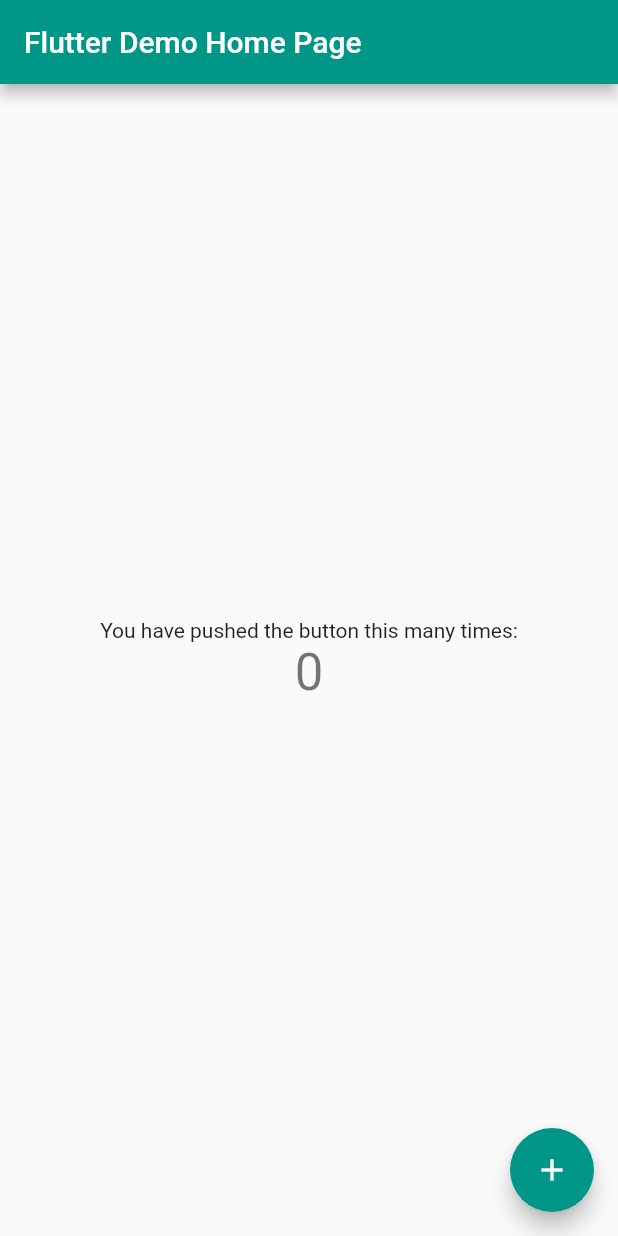
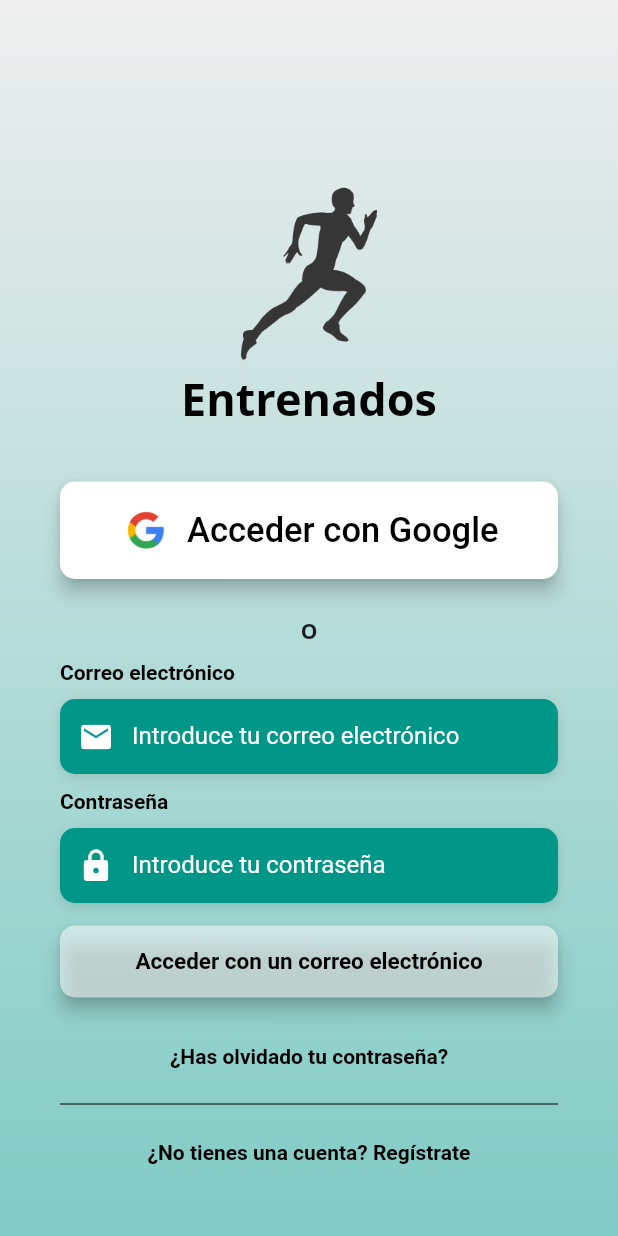
Before and after one commit to raulruval/entrenados, a Flutter app: the screen it shows after launch, on a phone screen of 412 x 824 dp. Run offline on Flutter 3.47's test engine with Material 2 defaults, Android fonts, the phone set to English and light mode, and no system bars; our stand-ins replace cloud_firestore, google_sign_in; accounts and stored records are empty; Roboto replaces fonts that are missing (OpenSans).

Commit message:
it1-v1.0
Página de inicio de sesión e inicio con Google resuelto.

```diff
--- a/entrenados/lib/main.dart
+++ b/entrenados/lib/main.dart
@@ -1,3 +1,4 @@
+import 'package:entrenados/pages/inicio.dart';
 import 'package:flutter/material.dart';
 
 void main() => runApp(MyApp());
@@ -7,11 +8,12 @@
   @override
   Widget build(BuildContext context) {
     return MaterialApp(
-      title: 'Flutter Demo',
+      title: 'Entrenados',
       theme: ThemeData(
+        fontFamily: 'Open Sans',
         primarySwatch: Colors.teal
       ),
-      home: MyHomePage(title: 'Flutter Demo Home Page'),
+      home: Inicio(),
     );
   }
 }
@@ -25,39 +27,10 @@
 }
 
 class _MyHomePageState extends State<MyHomePage> {
-  int _counter = 0;
-
-  void _incrementCounter() {
-    setState(() {
-      _counter++;
-    });
-  }
 
   @override
   Widget build(BuildContext context) {
     return Scaffold(
-      appBar: AppBar(
-        title: Text(widget.title),
-      ),
-      body: Center(
-        child: Column(
-          mainAxisAlignment: MainAxisAlignment.center,
-          children: <Widget>[
-            Text(
-              'You have pushed the button this many times:',
-            ),
-            Text(
-              '$_counter',
-              style: Theme.of(context).textTheme.display1,
-            ),
-          ],
-        ),
-      ),
-      floatingActionButton: FloatingActionButton(
-        onPressed: _incrementCounter,
-        tooltip: 'Increment',
-        child: Icon(Icons.add),
-      ),
     );
   }
 }
--- a/entrenados/lib/pages/inicio.dart
+++ b/entrenados/lib/pages/inicio.dart
@@ -0,0 +1,334 @@
+import 'package:cloud_firestore/cloud_firestore.dart';
+import 'package:entrenados/utils/constants.dart';
+import 'package:flutter/material.dart';
+import 'package:flutter/services.dart';
+import 'package:google_sign_in/google_sign_in.dart';
+
+final GoogleSignIn googleSignIn = GoogleSignIn();
+final usersRef = Firestore.instance.collection("users");
+final DateTime timestamp = DateTime.now();
+
+class Inicio extends StatefulWidget {
+  @override
+  _InicioState createState() => _InicioState();
+}
+
+class _InicioState extends State<Inicio> {
+  bool validacion = false;
+
+  @override
+  void initState() {
+    super.initState();
+    // Detecta cuando un usuario inicia sesión.
+    googleSignIn.onCurrentUserChanged.listen((cuenta) {
+      handleSignIn(cuenta);
+    }, onError: (err) {
+      print('Error al iniciar session: $err');
+    });
+    // Reautenticar usuario cuando vuelve a reabrir la app
+
+    googleSignIn
+        .signInSilently(suppressErrors: false)
+        .then((cuenta) {})
+        .catchError((err) {
+      print('Error al iniciar session: $err');
+    });
+  }
+
+  login() {
+    googleSignIn.signIn();
+  }
+
+  logout() {
+    googleSignIn.signOut();
+  }
+
+  handleSignIn(GoogleSignInAccount account) async {
+    if (account != null) {
+      // await crearUsuarioEnFirestore();
+      setState(() {
+        validacion = true;
+      });
+      // configurePushNotification();
+    } else {
+      setState(() {
+        validacion = false;
+      });
+    }
+  }
+
+  // crearUsuarioEnFirestore() async{
+  //   // 1)Comprueba si el usuario existe en la colección de firebase.
+  //   final GoogleSignInAccount user = googleSignIn.currentUser;
+  //   DocumentSnapshot doc = await usersRef.document(user.id).get();
+  //   // 2) Si el usuario no existe, lo llevamos a la página de crear cuenta(google).
+  //   if (!doc.exists) {
+  //     final username = await Navigator.push(
+  //         context, MaterialPageRoute(builder: (context) => CrearCuenta()));
+  //   // 3) Cogemos el nombre del usuario y lo metemos en la colección.
+  //    usersRef.document(user.id).setData({
+  //       "id": user.id,
+  //       "username": username,
+  //       "photoUrl": user.photoUrl,
+  //       "email": user.email,
+  //       "displayName": user.displayName,
+  //       "bio": "",
+  //       "timestamp": timestamp,
+  //     });
+  // }
+  // }
+
+  Widget buildValiacionScreen() {
+    return RaisedButton(
+      child: Text('Salir'),
+      onPressed: logout,
+    );
+  }
+
+  Widget _buildEmail() {
+    return Column(
+      crossAxisAlignment: CrossAxisAlignment.start,
+      children: <Widget>[
+        Text(
+          'Correo electrónico',
+          style: kLabelStyle,
+        ),
+        SizedBox(height: 10.0),
+        Container(
+          alignment: Alignment.centerLeft,
+          decoration: kBoxDecorationStyle,
+          height: 50.0,
+          child: TextField(
+            keyboardType: TextInputType.emailAddress,
+            style: TextStyle(
+              color: Colors.white,
+              fontFamily: 'OpenSans',
+            ),
+            decoration: InputDecoration(
+              border: InputBorder.none,
+              contentPadding: EdgeInsets.only(top: 14.0),
+              prefixIcon: Icon(
+                Icons.email,
+                color: Colors.white,
+              ),
+              hintText: 'Introduce tu correo electrónico',
+              hintStyle: kHintTextStyle,
+            ),
+          ),
+        ),
+      ],
+    );
+  }
+
+  Widget _buildPassword() {
+    return Column(
+      crossAxisAlignment: CrossAxisAlignment.start,
+      children: <Widget>[
+        Text(
+          'Contraseña',
+          style: kLabelStyle,
+        ),
+        SizedBox(height: 10.0),
+        Container(
+          alignment: Alignment.centerLeft,
+          decoration: kBoxDecorationStyle,
+          height: 50.0,
+          child: TextField(
+            obscureText: true,
+            style: TextStyle(
+              color: Colors.white,
+              fontFamily: 'OpenSans',
+            ),
+            decoration: InputDecoration(
+              border: InputBorder.none,
+              contentPadding: EdgeInsets.only(top: 14.0),
+              prefixIcon: Icon(
+                Icons.lock,
+                color: Colors.white,
+              ),
+              hintText: 'Introduce tu contraseña',
+              hintStyle: kHintTextStyle,
+            ),
+          ),
+        ),
+      ],
+    );
+  }
+
+  Widget _buildForgotPasswordBtn() {
+    return Container(
+      alignment: Alignment.center,
+      child: FlatButton(
+        onPressed: () => print('Botón has olvidado tu contraseña'),
+        child: Text(
+          '¿Has olvidado tu contraseña?',
+          style: kLabelStyle,
+        ),
+      ),
+    );
+  }
+
+  Widget _buildRegister() {
+    return Container(
+      alignment: Alignment.center,
+      child: FlatButton(
+        onPressed: () => print('Botón registrar'),
+        child: Text(
+          '¿No tienes una cuenta? Regístrate',
+          style: kLabelStyle,
+        ),
+      ),
+    );
+  }
+
+  Widget _buildLoginBtn() {
+    return Container(
+      padding: EdgeInsets.symmetric(vertical: 15.0),
+      width: double.infinity,
+      child: RaisedButton(
+        elevation: 5.0,
+        onPressed: () => print('Botón de login'),
+        padding: EdgeInsets.all(15.0),
+        shape: RoundedRectangleBorder(
+          borderRadius: BorderRadius.circular(10.0),
+        ),
+        color: Colors
+            .white54, // Cambiará a blanco cuando se haya introducido un email y contraseña (Pendiente de hacer)
+        child: Text(
+          'Acceder con un correo electrónico',
+          style: TextStyle(
+            color: Colors.black,
+            fontSize: 15.0,
+            fontWeight: FontWeight.bold,
+            fontFamily: 'OpenSans',
+          ),
+        ),
+      ),
+    );
+  }
+
+  Widget _buildLoginBtnGoogle() {
+    return Container(
+      padding: EdgeInsets.symmetric(vertical: 15.0),
+      width: double.infinity,
+      child: RaisedButton(
+          elevation: 5.0,
+          onPressed: () => login(),
+          padding: EdgeInsets.all(15.0),
+          shape: RoundedRectangleBorder(
+            borderRadius: BorderRadius.circular(10.0),
+          ),
+          color: Colors.white,
+          child: Row(
+            mainAxisAlignment: MainAxisAlignment.center,
+            children: <Widget>[
+              new Image.asset(
+                'assets/img/GoogleIcon.png',
+                height: 35.0,
+              ),
+              Padding(
+                padding: EdgeInsetsDirectional.only(end: 10),
+              ),
+              Text(
+                'Acceder con Google',
+                style: TextStyle(
+                  color: Colors.black,
+                  fontSize: 23.0,
+                  fontFamily: 'OpenSans',
+                ),
+              ),
+            ],
+          )),
+    );
+  }
+
+  Scaffold buildNoValiacionScreen() {
+    return Scaffold(
+      body: AnnotatedRegion<SystemUiOverlayStyle>(
+        value: SystemUiOverlayStyle.light,
+        child: GestureDetector(
+          onTap: () => FocusScope.of(context).unfocus(),
+          child: Stack(
+            children: <Widget>[
+              Container(
+                height: double.infinity,
+                width: double.infinity,
+                decoration: BoxDecoration(
+                  gradient: LinearGradient(
+                    begin: Alignment.topCenter,
+                    end: Alignment.bottomCenter,
+                    colors: [
+                      Colors.grey[200],
+                      Colors.teal[200],
+                    ],
+                  ),
+                ),
+              ),
+              Container(
+                height: double.infinity,
+                child: SingleChildScrollView(
+                  physics: AlwaysScrollableScrollPhysics(),
+                  padding: EdgeInsets.symmetric(
+                    horizontal: 40.0,
+                    vertical: 120.0,
+                  ),
+                  child: Column(
+                    mainAxisAlignment: MainAxisAlignment.center,
+                    children: <Widget>[
+                      SizedBox(
+                          child: new Image.asset(
+                        'assets/img/run.png',
+                        height: 125.0,
+                        width: 125.0,
+                      )),
+                      Text(
+                        'Entrenados',
+                        style: TextStyle(
+                          color: Colors.black,
+                          fontFamily: 'Open Sans',
+                          fontSize: 30.0,
+                          fontWeight: FontWeight.bold,
+                        ),
+                      ),
+                      Padding(
+                        padding: EdgeInsets.only(bottom: 20),
+                      ),
+                      _buildLoginBtnGoogle(),
+                      Padding(
+                          padding: EdgeInsets.only(top: 10),
+                          child: Text(
+                            'O',
+                            style: TextStyle(
+                              fontWeight: FontWeight.bold,
+                            ),
+                          )),
+                      SizedBox(
+                        height: 10.0,
+                      ),
+                      _buildEmail(),
+                      SizedBox(
+                        height: 10.0,
+                      ),
+                      _buildPassword(),
+                      _buildLoginBtn(),
+                      _buildForgotPasswordBtn(),
+                      Divider(
+                        color: Colors.black,
+                      ),
+                      _buildRegister(),
+                    ],
+                  ),
+                ),
+              )
+            ],
+          ),
+        ),
+      ),
+    );
+  }
+
+  @override
+  Widget build(BuildContext context) {
+    return validacion ? buildValiacionScreen() : buildNoValiacionScreen();
+  }
+}
--- /dev/null
+++ b/entrenados/lib/utils/constants.dart
@@ -0,0 +1,24 @@
+import 'package:flutter/material.dart';
+
+final kHintTextStyle = TextStyle(
+  color: Colors.white,
+  fontFamily: 'OpenSans',
+);
+
+final kLabelStyle = TextStyle(
+  color: Colors.black,
+  fontWeight: FontWeight.bold,
+  fontFamily: 'OpenSans',
+);
+
+final kBoxDecorationStyle = BoxDecoration(
+  color: Colors.teal[500],
+  borderRadius: BorderRadius.circular(10.0),
+  boxShadow: [
+    BoxShadow(
+      color: Colors.black12,
+      blurRadius: 6.0,
+      offset: Offset(0, 2),
+    ),
+  ],
+);
```
Also changed, not shown: entrenados/lib/pages/crear_cuenta.dart (+110 -0 lines), entrenados/lib/widgets/header.dart (+18 -0 lines), entrenados/pubspec.yaml (+30 -39 lines), entrenados/assets/fonts/OpenSans-Bold.ttf (added), entrenados/assets/fonts/OpenSans-ExtraBold.ttf (added), entrenados/assets/fonts/OpenSans-Light.ttf (added), entrenados/assets/fonts/OpenSans-Regular.ttf (added), entrenados/assets/img/Google.png (added), entrenados/assets/img/GoogleIcon.png (added), entrenados/assets/img/run.png (added), entrenados/pubspec.lock, 3 other files.
